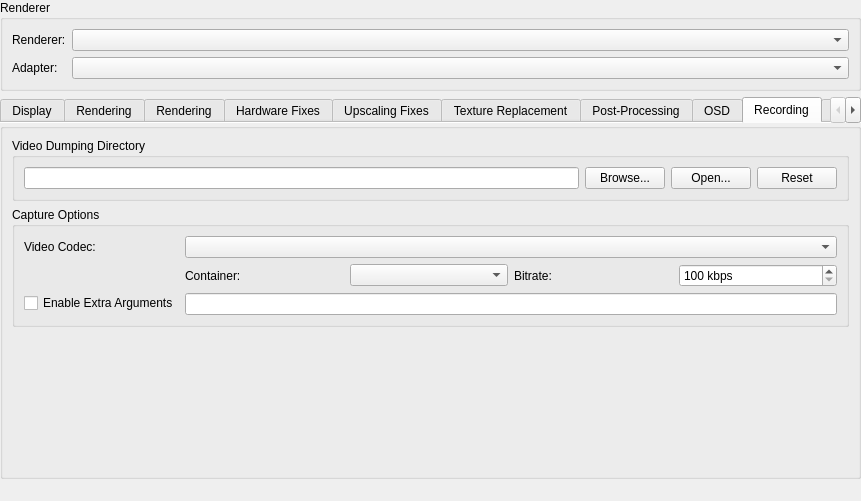
Qt form pcsx2-qt/Settings/GraphicsSettingsWidget.ui (PCSX2/pcsx2) before a commit.
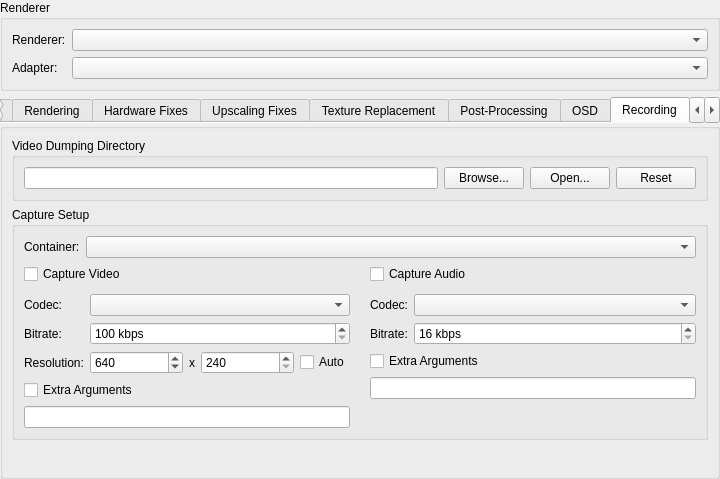
The same form after that commit. The open tabs and pages were chosen to show the change.

Commit message: GS: Add audio capture and custom resolution

What changed in the file:
```diff
--- a/pcsx2-qt/Settings/GraphicsSettingsWidget.ui
+++ b/pcsx2-qt/Settings/GraphicsSettingsWidget.ui
@@ -6,8 +6,8 @@
    <rect>
     <x>0</x>
     <y>0</y>
-    <width>861</width>
-    <height>501</height>
+    <width>720</width>
+    <height>466</height>
    </rect>
   </property>
   <property name="windowTitle">
@@ -1663,8 +1663,7 @@
           <item>
            <layout class="QHBoxLayout" name="horizontalLayout_8">
             <item>
-             <widget class="QLineEdit" name="videoDumpingDirectory">
-             </widget>
+             <widget class="QLineEdit" name="videoDumpingDirectory"/>
             </item>
             <item>
              <widget class="QPushButton" name="videoDumpingDirectoryBrowse">
@@ -1693,81 +1692,224 @@
         </widget>
        </item>
        <item>
-        <widget class="QGroupBox" name="videoCaptureOptions">
+        <widget class="QGroupBox" name="groupBox_2">
          <property name="title">
-          <string>Capture Options</string>
+          <string>Capture Setup</string>
          </property>
-         <layout class="QFormLayout" name="videoCaptureFormLayout">
+         <layout class="QFormLayout" name="formLayout_3">
           <item row="0" column="0">
-           <widget class="QLabel" name="videoCaptureCodecLabel">
+           <widget class="QLabel" name="captureContainerLabel">
             <property name="text">
-             <string>Video Codec:</string>
+             <string>Container:</string>
             </property>
            </widget>
           </item>
           <item row="0" column="1">
-           <widget class="QComboBox" name="videoCaptureCodec"/>
+           <widget class="QComboBox" name="captureContainer"/>
           </item>
-          <item row="1" column="0">
-           <spacer name="horizontalSpacer">
-            <property name="orientation">
-             <enum>Qt::Horizontal</enum>
+          <item row="1" column="0" colspan="2">
+           <layout class="QGridLayout" name="gridLayout_10" columnstretch="1,1">
+            <property name="horizontalSpacing">
+             <number>20</number>
             </property>
-            <property name="sizeHint" stdset="0">
-             <size>
-              <width>40</width>
-              <height>20</height>
-             </size>
+            <property name="verticalSpacing">
+             <number>10</number>
             </property>
-           </spacer>
-          </item>
-          <item row="1" column="1">
-           <layout class="QHBoxLayout" name="horizontalLayout_9" stretch="0,0,0,0">
-            <item>
-             <widget class="QLabel" name="videoCaptureContainerLabel">
-              <property name="text">
-               <string>Container:</string>
-              </property>
+            <item row="1" column="1">
+             <widget class="QWidget" name="audioCaptureOptions" native="true">
+              <layout class="QFormLayout" name="formLayout_10">
+               <property name="leftMargin">
+                <number>0</number>
+               </property>
+               <property name="topMargin">
+                <number>0</number>
+               </property>
+               <property name="rightMargin">
+                <number>0</number>
+               </property>
+               <property name="bottomMargin">
+                <number>0</number>
+               </property>
+               <item row="0" column="0">
+                <widget class="QLabel" name="audioCaptureCodecLabel">
+                 <property name="text">
+                  <string>Codec:</string>
+                 </property>
+                </widget>
+               </item>
+               <item row="0" column="1">
+                <widget class="QComboBox" name="audioCaptureCodec"/>
+               </item>
+               <item row="1" column="0">
+                <widget class="QLabel" name="audioCaptureBitrateLabel">
+                 <property name="text">
+                  <string>Bitrate:</string>
+                 </property>
+                </widget>
+               </item>
+               <item row="1" column="1">
+                <widget class="QSpinBox" name="audioCaptureBitrate">
+                 <property name="suffix">
+                  <string> kbps</string>
+                 </property>
+                 <property name="minimum">
+                  <number>16</number>
+                 </property>
+                 <property name="maximum">
+                  <number>2048</number>
+                 </property>
+                 <property name="singleStep">
+                  <number>1</number>
+                 </property>
+                </widget>
+               </item>
+               <item row="2" column="0" colspan="2">
+                <widget class="QCheckBox" name="enableAudioCaptureArguments">
+                 <property name="text">
+                  <string>Extra Arguments</string>
+                 </property>
+                </widget>
+               </item>
+               <item row="3" column="0" colspan="2">
+                <widget class="QLineEdit" name="audioCaptureArguments"/>
+               </item>
+              </layout>
              </widget>
             </item>
-            <item>
-             <widget class="QComboBox" name="videoCaptureContainer"/>
-            </item>
-            <item>
-             <widget class="QLabel" name="videoCaptureBitrateLabel">
+            <item row="0" column="1">
+             <widget class="QCheckBox" name="enableAudioCapture">
               <property name="text">
-               <string>Bitrate:</string>
+               <string>Capture Audio</string>
               </property>
              </widget>
             </item>
-            <item>
-             <widget class="QSpinBox" name="videoCaptureBitrate">
-              <property name="suffix">
-               <string> kbps</string>
-              </property>
-              <property name="minimum">
-               <number>100</number>
-              </property>
-              <property name="maximum">
-               <number>100000</number>
-              </property>
-              <property name="singleStep">
-               <number>100</number>
+            <item row="1" column="0">
+             <widget class="QWidget" name="videoCaptureOptions" native="true">
+              <layout class="QFormLayout" name="formLayout_6">
+               <property name="leftMargin">
+                <number>0</number>
+               </property>
+               <property name="topMargin">
+                <number>0</number>
+               </property>
+               <property name="rightMargin">
+                <number>0</number>
+               </property>
+               <property name="bottomMargin">
+                <number>0</number>
+               </property>
+               <item row="0" column="0">
+                <widget class="QLabel" name="videoCaptureCodecLabel">
+                 <property name="text">
+                  <string>Codec:</string>
+                 </property>
+                </widget>
+               </item>
+               <item row="0" column="1">
+                <widget class="QComboBox" name="videoCaptureCodec"/>
+               </item>
+               <item row="1" column="0">
+                <widget class="QLabel" name="videoCaptureBitrateLabel">
+                 <property name="text">
+                  <string>Bitrate:</string>
+                 </property>
+                </widget>
+               </item>
+               <item row="1" column="1">
+                <widget class="QSpinBox" name="videoCaptureBitrate">
+                 <property name="suffix">
+                  <string> kbps</string>
+                 </property>
+                 <property name="minimum">
+                  <number>100</number>
+                 </property>
+                 <property name="maximum">
+                  <number>100000</number>
+                 </property>
+                 <property name="singleStep">
+                  <number>100</number>
+                 </property>
+                </widget>
+               </item>
+               <item row="2" column="0">
+                <widget class="QLabel" name="videoCaptureResolutionLabel">
+                 <property name="text">
+                  <string>Resolution:</string>
+                 </property>
+                </widget>
+               </item>
+               <item row="2" column="1">
+                <layout class="QHBoxLayout" name="horizontalLayout_10" stretch="1,0,1,0">
+                 <item>
+                  <widget class="QSpinBox" name="videoCaptureWidth">
+                   <property name="minimum">
+                    <number>320</number>
+                   </property>
+                   <property name="maximum">
+                    <number>32768</number>
+                   </property>
+                   <property name="singleStep">
+                    <number>16</number>
+                   </property>
+                   <property name="value">
+                    <number>640</number>
+                   </property>
+                  </widget>
+                 </item>
+                 <item>
+                  <widget class="QLabel" name="label_46">
+                   <property name="text">
+                    <string>x</string>
+                   </property>
+                  </widget>
+                 </item>
+                 <item>
+                  <widget class="QSpinBox" name="videoCaptureHeight">
+                   <property name="minimum">
+                    <number>240</number>
+                   </property>
+                   <property name="maximum">
+                    <number>32768</number>
+                   </property>
+                   <property name="singleStep">
+                    <number>16</number>
+                   </property>
+                   <property name="value">
+                    <number>240</number>
+                   </property>
+                  </widget>
+                 </item>
+                 <item>
+                  <widget class="QCheckBox" name="videoCaptureResolutionAuto">
+                   <property name="text">
+                    <string>Auto</string>
+                   </property>
+                  </widget>
+                 </item>
+                </layout>
+               </item>
+               <item row="3" column="0" colspan="2">
+                <widget class="QCheckBox" name="enableVideoCaptureArguments">
+                 <property name="text">
+                  <string>Extra Arguments</string>
+                 </property>
+                </widget>
+               </item>
+               <item row="4" column="0" colspan="2">
+                <widget class="QLineEdit" name="videoCaptureArguments"/>
+               </item>
+              </layout>
+             </widget>
+            </item>
+            <item row="0" column="0">
+             <widget class="QCheckBox" name="enableVideoCapture">
+              <property name="text">
+               <string>Capture Video</string>
               </property>
              </widget>
             </item>
            </layout>
           </item>
-          <item row="2" column="0">
-           <widget class="QCheckBox" name="enableVideoCaptureArguments">
-            <property name="text">
-             <string>Enable Extra Arguments</string>
-            </property>
-           </widget>
-          </item>
-          <item row="2" column="1">
-           <widget class="QLineEdit" name="videoCaptureArguments"/>
-          </item>
          </layout>
         </widget>
        </item>
```
The commit also changes 15 other files.
